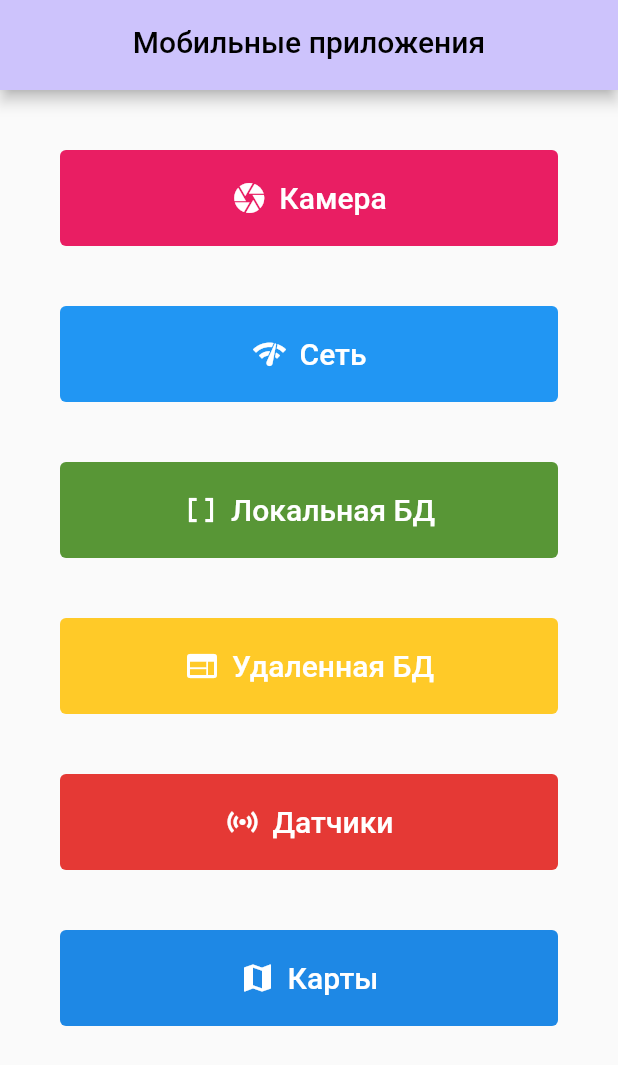
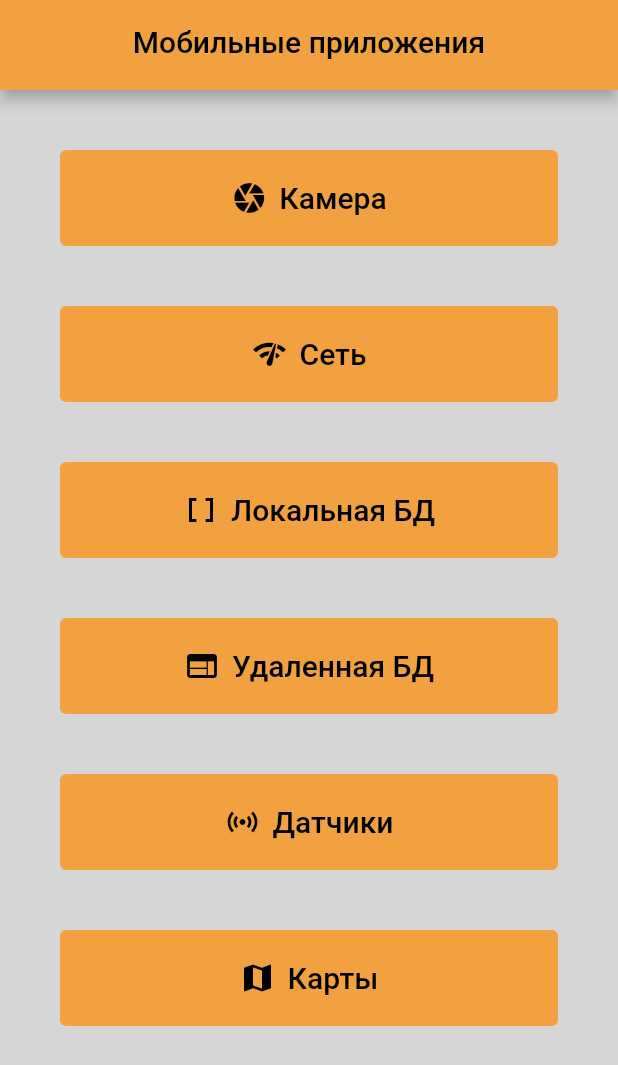
Before and after one commit to iamquoz/ferrol, a Flutter app: the screen it shows after launch, on a phone screen of 412 x 824 dp. Shown: the top 1065 px of the screen. Run offline on Flutter 3.47's test engine with Material 2 defaults, Android fonts, the phone set to English and light mode, and no system bars; our stand-ins replace camera, cloud_firestore, connectivity_plus, firebase_core, flutter_local_notifications, flutter_map and 6 more; accounts and stored records are empty.

Commit message:
labs 3,4,6,7,10

```diff
--- a/lib/components/button.dart
+++ b/lib/components/button.dart
@@ -1,17 +1,16 @@
 import 'package:flutter/material.dart';
 
 class CustomButton extends StatelessWidget {
-  const CustomButton(
-      {super.key,
-      required this.text,
-      required this.page,
-      required this.icon,
-      required this.color});
+  const CustomButton({
+    super.key,
+    required this.text,
+    required this.page,
+    required this.icon,
+  });
 
   final IconData icon;
   final String text;
   final Widget page;
-  final Color color;
 
   @override
   Widget build(BuildContext context) {
@@ -23,19 +22,20 @@ class CustomButton extends StatelessWidget {
               .push(MaterialPageRoute(builder: (context) => page));
         },
         style: ButtonStyle(
-          backgroundColor: MaterialStateProperty.all<Color>(color),
+          backgroundColor:
+              MaterialStateProperty.all<Color>(const Color(0xfff1a13f)),
           padding: MaterialStateProperty.all<EdgeInsetsGeometry>(
             const EdgeInsets.all(20),
           ),
         ),
         icon: Icon(
           icon,
-          color: Colors.white,
+          color: Colors.black,
         ),
         label: Text(
           text,
           style: const TextStyle(
-            color: Colors.white,
+            color: Colors.black,
             fontSize: 20,
           ),
         ),
--- a/lib/components/custombar.dart
+++ b/lib/components/custombar.dart
@@ -1,17 +1,33 @@
 import 'package:flutter/material.dart';
 
 class CustomAppBar extends StatelessWidget implements PreferredSizeWidget {
-  const CustomAppBar({super.key, required this.title});
+  const CustomAppBar({super.key, required this.title, this.onInvoke});
 
   final String title;
+  final void Function()? onInvoke;
 
   @override
   Widget build(BuildContext context) {
     return AppBar(
-      backgroundColor: const Color(0xFFcdc3fc),
+      backgroundColor: const Color(0xfff1a13f),
       foregroundColor: Colors.black,
       centerTitle: true,
       title: Text(title),
+      actions: onInvoke == null
+          ? []
+          : [
+              IconButton(
+                icon: const Icon(Icons.save),
+                onPressed: () {
+                  if (onInvoke != null) {
+                    onInvoke!();
+                    ScaffoldMessenger.of(context).showSnackBar(const SnackBar(
+                      content: Text("Сохранено в файл"),
+                    ));
+                  }
+                },
+              ),
+            ],
     );
   }
 
--- a/lib/main.dart
+++ b/lib/main.dart
@@ -3,6 +3,7 @@ import 'package:firebase_core/firebase_core.dart';
 import 'package:flutter/material.dart';
 import 'package:mobile/components/custombar.dart';
 import 'package:mobile/services/firebase_service.dart';
+import 'package:mobile/services/localdb_service.dart';
 import 'package:mobile/services/location_service.dart';
 import 'package:mobile/services/notification_service.dart';
 import 'package:mobile/services/service_locator.dart';
@@ -12,10 +13,11 @@ import 'pages/home.dart';
 Future<void> main() async {
   WidgetsFlutterBinding.ensureInitialized();
   await Firebase.initializeApp();
-
   FirebaseService();
 
   final cameras = await availableCameras();
+
+  await LocalDbService().init();
   await NotificationService().init();
   LocationService();
 
@@ -32,6 +34,7 @@ class MyApp extends StatelessWidget {
   Widget build(BuildContext context) {
     return MaterialApp(
       home: Scaffold(
+        backgroundColor: const Color(0xffd6d6d6),
         appBar: const CustomAppBar(title: "Мобильные приложения"),
         body: HomePage(camera: camera),
       ),
--- a/lib/pages/camera.dart
+++ b/lib/pages/camera.dart
@@ -37,6 +37,7 @@ class TakePictureScreenState extends State<CameraPage> {
   @override
   Widget build(BuildContext context) {
     return Scaffold(
+      backgroundColor: const Color(0xffd6d6d6),
       appBar: const CustomAppBar(title: "Камера"),
       body: FutureBuilder<void>(
         future: _initializeControllerFuture,
@@ -82,6 +83,7 @@ class DisplayPictureScreen extends StatelessWidget {
   @override
   Widget build(BuildContext context) {
     return Scaffold(
+      backgroundColor: const Color(0xffd6d6d6),
       appBar: AppBar(title: const Text('Просмотр')),
       body: Image.file(File(imagePath)),
     );
--- a/lib/pages/home.dart
+++ b/lib/pages/home.dart
@@ -3,10 +3,11 @@ import 'package:flutter/material.dart';
 
 import 'package:mobile/components/button.dart';
 import 'package:mobile/pages/camera.dart';
+import 'package:mobile/pages/localtodos.dart';
 import 'package:mobile/pages/maps.dart';
 import 'package:mobile/pages/network.dart';
 import 'package:mobile/pages/sensors.dart';
-import 'package:mobile/pages/todos.dart';
+import 'package:mobile/pages/firebasetodos.dart';
 
 class HomePage extends StatelessWidget {
   const HomePage({super.key, required this.camera});
@@ -20,33 +21,20 @@ class HomePage extends StatelessWidget {
         CustomButton(
             text: "Камера",
             page: CameraPage(camera: camera),
-            icon: Icons.camera,
-            color: const Color(0xffe91e63)),
+            icon: Icons.camera),
         const CustomButton(
-            text: "Сеть",
-            page: NetworkPage(),
-            icon: Icons.network_check,
-            color: Color(0xff2196f3)),
-        CustomButton(
+            text: "Сеть", page: NetworkPage(), icon: Icons.network_check),
+        const CustomButton(
             text: "Локальная БД",
-            page: CameraPage(camera: camera),
-            icon: Icons.data_array,
-            color: const Color(0xFF589636)),
-        CustomButton(
+            page: LocalToDoListPage(),
+            icon: Icons.data_array),
+        const CustomButton(
             text: "Удаленная БД",
-            page: ToDoListPage(),
-            icon: Icons.web,
-            color: const Color(0xFFFFCA28)),
+            page: FirebaseToDoListPage(),
+            icon: Icons.web),
         const CustomButton(
-            text: "Датчики",
-            page: SensorsPage(),
-            icon: Icons.sensors,
-            color: Color(0xFFE53935)),
-        const CustomButton(
-            text: "Карты",
-            page: MapPage(),
-            icon: Icons.map,
-            color: Color(0xFF1E88E5)),
+            text: "Датчики", page: SensorsPage(), icon: Icons.sensors),
+        const CustomButton(text: "Карты", page: MapPage(), icon: Icons.map),
       ],
     );
   }
--- a/lib/pages/maps.dart
+++ b/lib/pages/maps.dart
@@ -44,6 +44,7 @@ class MapPageState extends State<MapPage> {
   @override
   Widget build(BuildContext context) {
     return Scaffold(
+      backgroundColor: const Color(0xffd6d6d6),
       appBar: const CustomAppBar(title: "Карты"),
       body: FlutterMap(
         mapController: mapController,
--- a/lib/pages/network.dart
+++ b/lib/pages/network.dart
@@ -52,7 +52,6 @@ class NetworkPageState extends State<NetworkPage> {
     });
   }
 
-// Be sure to cancel subscription after you are done
   @override
   dispose() {
     subscription.cancel();
@@ -63,7 +62,8 @@ class NetworkPageState extends State<NetworkPage> {
   @override
   Widget build(BuildContext context) {
     return Scaffold(
-      appBar: CustomAppBar(title: "Сеть"),
+      backgroundColor: const Color(0xffd6d6d6),
+      appBar: const CustomAppBar(title: "Сеть"),
       body: Center(
         child: Text("Тип подключения: $type"),
       ),
--- a/lib/pages/sensors.dart
+++ b/lib/pages/sensors.dart
@@ -36,6 +36,7 @@ class SensorsPageState extends State<SensorsPage> {
   @override
   Widget build(BuildContext context) {
     return Scaffold(
+      backgroundColor: const Color(0xffd6d6d6),
       appBar: const CustomAppBar(title: "Датчики"),
       body: Center(
           child: Column(
--- a/lib/services/service_locator.dart
+++ b/lib/services/service_locator.dart
@@ -1,5 +1,6 @@
 import 'package:get_it/get_it.dart';
 import 'package:mobile/services/firebase_service.dart';
+import 'package:mobile/services/localdb_service.dart';
 import 'package:mobile/services/location_service.dart';
 
 import 'notification_service.dart';
@@ -7,6 +8,7 @@ import 'notification_service.dart';
 final getIt = GetIt.instance;
 
 setup() {
+  getIt.registerSingleton<LocalDbService>(LocalDbService());
   getIt.registerSingleton<NotificationService>(NotificationService());
   getIt.registerSingleton<LocationService>(LocationService());
   getIt.registerSingleton<FirebaseService>(FirebaseService());
--- a/pubspec.yaml
+++ b/pubspec.yaml
@@ -50,8 +50,12 @@ dependencies:
   flutter_local_notifications: ^11.0.1
   get_it: ^7.2.0
   firebase_storage: ^10.3.10
+  hive: ^2.2.3
+  hive_flutter: ^1.1.0
 
 dev_dependencies:
+  hive_generator: ^1.1.3
+  build_runner: ^2.2.1
   flutter_test:
     sdk: flutter
 
```
Also changed, not shown: lib/pages/firebasetodos.dart (added, +123 -0 lines), lib/pages/localtodos.dart (added, +123 -0 lines), lib/pages/todos.dart (deleted, +0 -81 lines), lib/services/firebase_service.dart (+23 -39 lines), lib/services/localdb_service.dart (added, +61 -0 lines), lib/structs/todo.dart (+16 -16 lines), lib/structs/todo.g.dart (added), pubspec.lock, 1 other file.
